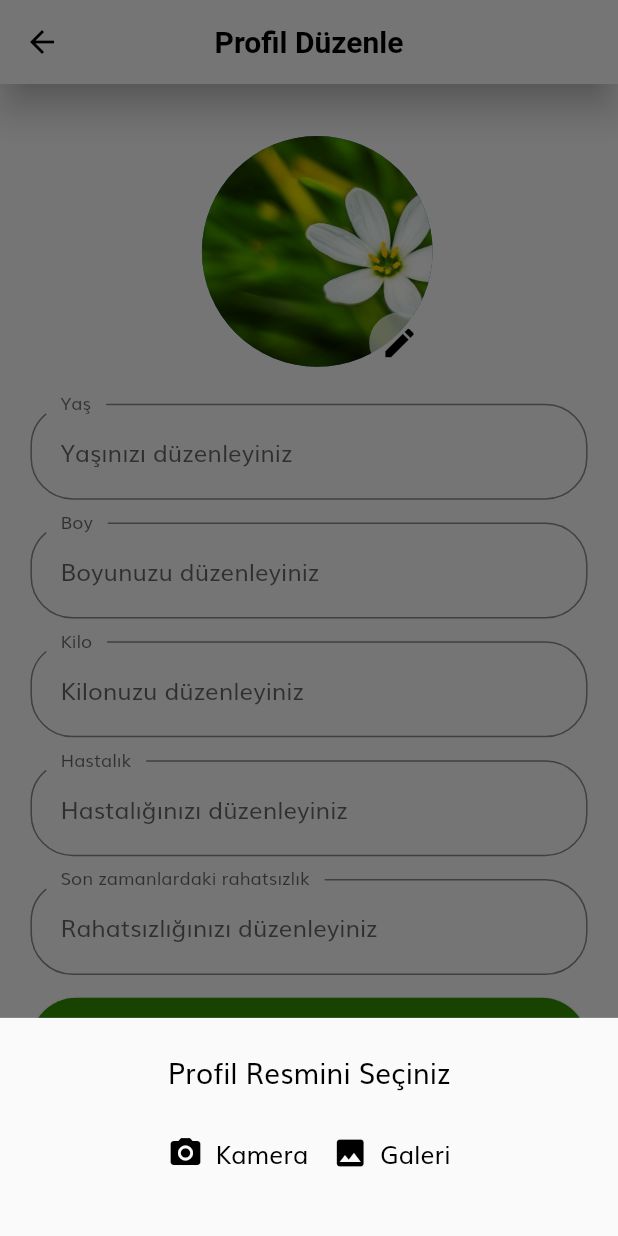
After one commit to seymanurterzioglu/yesilTerapi, a Flutter app: the ProfileEdit screen opened directly, after a tap on the "edit" icon, on a phone screen of 412 x 824 dp. The commit adds this screen. Run offline on Flutter 3.47's test engine with Material 2 defaults, Android fonts, the phone set to English and light mode, and no system bars; our stand-ins replace flutter_svg, image_picker.

Commit message:
Yeşil Terapi

```diff
--- a/lib/main_page/forum/forum_page.dart
+++ b/lib/main_page/forum/forum_page.dart
@@ -67,7 +67,7 @@ class ForumPage extends StatelessWidget {
                       style: TextStyle(color: Colors.black54),
                     ),
                   ),
-                  SizedBox(width: getProportionateScreenWidth(35)),
+                  SizedBox(width: getProportionateScreenWidth(10)),
                   Container(
                     padding: EdgeInsets.all(getProportionateScreenWidth(7)),
                     height: getProportionateScreenHeight(45),
--- /dev/null
+++ b/lib/main_page/profile/const/edit_form.dart
@@ -0,0 +1,35 @@
+import 'package:flutter/material.dart';
+
+
+class EditForm extends StatelessWidget {
+  final String? label;
+  final String? text;
+  EditForm({
+    Key? key,
+    this.label,
+    this.text
+  }) : super(key: key);
+
+  @override
+  Widget build(BuildContext context) {
+    return TextFormField(
+      decoration: InputDecoration(
+        labelText: label,
+        floatingLabelBehavior: FloatingLabelBehavior.always,
+        contentPadding: EdgeInsets.all(20),
+        border: InputBorder.none,
+        hintText: text,
+        enabledBorder: OutlineInputBorder(
+          borderRadius: BorderRadius.circular(28),
+          borderSide: BorderSide(color: Colors.black45),
+          gapPadding: 10,
+        ),
+        focusedBorder: OutlineInputBorder(
+          borderRadius: BorderRadius.circular(28),
+          borderSide: BorderSide(color: Colors.black45),
+          gapPadding: 10,
+        ),
+      ),
+    );
+  }
+}
--- /dev/null
+++ b/lib/main_page/profile/profile_edit.dart
@@ -0,0 +1,192 @@
+import 'dart:io';
+
+import 'package:fitterapi/main_page/profile/const/edit_form.dart';
+import 'package:fitterapi/size_config.dart';
+import 'package:flutter/cupertino.dart';
+import 'package:flutter/material.dart';
+import 'package:image_picker/image_picker.dart';
+
+import '../../button.dart';
+
+class ProfileEdit extends StatefulWidget {
+  ProfileEdit({Key? key}) : super(key: key);
+
+  @override
+  State<ProfileEdit> createState() => _ProfileEditState();
+}
+
+class _ProfileEditState extends State<ProfileEdit> {
+  File? _image;
+
+  void _getPhoto(ImageSource source) async {
+    XFile? pickedFile = await ImagePicker().pickImage(source: source);
+    setState(() {
+      _image = File(pickedFile!.path);
+    });
+  }
+
+  @override
+  Widget build(BuildContext context) {
+    return Scaffold(
+      appBar: AppBar(
+        centerTitle: true,
+        iconTheme: IconThemeData(color: Colors.black),
+        backgroundColor: Theme.of(context).scaffoldBackgroundColor,
+        title: Text(
+          "Profil Düzenle",
+          style: TextStyle(
+            color: Colors.black,
+          ),
+        ),
+      ),
+      body: SizedBox(
+        width: double.infinity,
+        child: SingleChildScrollView(
+          child: Padding(
+            padding: EdgeInsets.symmetric(
+                horizontal: getProportionateScreenHeight(20)),
+            child: Column(
+              children: <Widget>[
+                SizedBox(height: getProportionateScreenHeight(10)),
+                ImageProfile(context),
+                SizedBox(height: getProportionateScreenHeight(20)),
+                EditForm(
+                  label: 'Yaş',
+                  text: 'Yaşınızı düzenleyiniz',
+                ),
+                SizedBox(height: getProportionateScreenHeight(15)),
+                EditForm(
+                  label: 'Boy',
+                  text: 'Boyunuzu düzenleyiniz',
+                ),
+                SizedBox(height: getProportionateScreenHeight(15)),
+                EditForm(
+                  label: 'Kilo',
+                  text: 'Kilonuzu düzenleyiniz',
+                ),
+                SizedBox(height: getProportionateScreenHeight(15)),
+                EditForm(
+                  label: 'Hastalık',
+                  text: 'Hastalığınızı düzenleyiniz',
+                ),
+                SizedBox(height: getProportionateScreenHeight(15)),
+                EditForm(
+                  label: 'Son zamanlardaki rahatsızlık',
+                  text: 'Rahatsızlığınızı düzenleyiniz',
+                ),
+                SizedBox(height: getProportionateScreenHeight(15)),
+                Button(
+                  text: "Düzenle",
+                  press: () {},
+                ),
+              ],
+            ),
+          ),
+        ),
+      ),
+    );
+  }
+
+  Widget ImageProfile(BuildContext context) {
+    return Row(
+      mainAxisAlignment: MainAxisAlignment.center,
+      crossAxisAlignment: CrossAxisAlignment.start,
+      children: <Widget>[
+        SizedBox(width: getProportionateScreenWidth(10)),
+        Container(
+          height: getProportionateScreenHeight(160),
+          width: getProportionateScreenWidth(140),
+          margin: EdgeInsets.only(top: getProportionateScreenHeight(20)),
+          child: Stack(
+            children: <Widget>[
+              _image != null
+                  ? CircleAvatar(
+                      radius: getProportionateScreenWidth(80),
+                      backgroundImage: FileImage(_image!),
+                    )
+                  : CircleAvatar(
+                      radius: getProportionateScreenWidth(80),
+                      backgroundImage: AssetImage('assets/images/back4.jpg'),
+                    ),
+              Align(
+                alignment: Alignment.bottomRight,
+                child: Container(
+                  height: getProportionateScreenHeight(40),
+                  width: getProportionateScreenWidth(40),
+                  decoration: BoxDecoration(
+                    color: Colors.white70,
+                    shape: BoxShape.circle,
+                  ),
+                  child: InkWell(
+                    onTap: () {
+                      showModalBottomSheet(
+                        builder: ((builder) => bottomSheet()),
+                        context: context,
+                      );
+                    },
+                    child: Icon(
+                      Icons.edit,
+                      color: Colors.black,
+                      size: getProportionateScreenHeight(25),
+                    ),
+                  ),
+                ),
+              ),
+            ],
+          ),
+        ),
+      ],
+    );
+  }
+
+  Widget bottomSheet() {
+    return Container(
+      height: getProportionateScreenHeight(100),
+      margin: EdgeInsets.symmetric(
+          horizontal: getProportionateScreenHeight(30),
+          vertical: getProportionateScreenWidth(20)),
+      child: Column(
+        children: <Widget>[
+          Text(
+            'Profil Resmini Seçiniz',
+            style: TextStyle(fontSize: getProportionateScreenWidth(17)),
+          ),
+          SizedBox(height: getProportionateScreenHeight(16)),
+          Row(
+            mainAxisAlignment: MainAxisAlignment.center,
+            children: <Widget>[
+              TextButton.icon(
+                style: TextButton.styleFrom(primary: Colors.black),
+                onPressed: () {
+                  _getPhoto(ImageSource.camera);
+                  //takePhoto(ImageSource.camera);
+                },
+                icon: Icon(Icons.camera_alt),
+                label: Text('Kamera',
+                    style: TextStyle(
+                      fontSize: getProportionateScreenWidth(15),
+                    )),
+              ),
+              TextButton.icon(
+                style: TextButton.styleFrom(primary: Colors.black),
+                onPressed: () {
+                  _getPhoto(ImageSource.gallery);
+                },
+                icon: Icon(Icons.image),
+                label: Text('Galeri',
+                    style: TextStyle(
+                      fontSize: getProportionateScreenWidth(15),
+                    )),
+              ),
+            ],
+          ),
+        ],
+      ),
+    );
+  }
+
+  // list kısmı
+  Widget list() {
+    return Container();
+  }
+}
--- a/pubspec.yaml
+++ b/pubspec.yaml
@@ -30,6 +30,7 @@ dependencies:
   flutter_svg: ^0.22.0
   provider: ^6.0.1
   curved_navigation_bar: ^1.0.1
+  image_picker: ^0.8.4+4
 
 dev_dependencies:
   flutter_test:
```
Also changed, not shown: lib/main_page/cures/cures_page.dart (+8 -3 lines), lib/main_page/profile/const/suggestion_background.dart (added, +29 -0 lines), lib/main_page/profile/profile_page.dart (+56 -23 lines), lib/main_page/profile/settings.dart (added, +175 -0 lines), lib/main_page/profile/suggestion_page.dart (added, +66 -0 lines), pubspec.lock.
